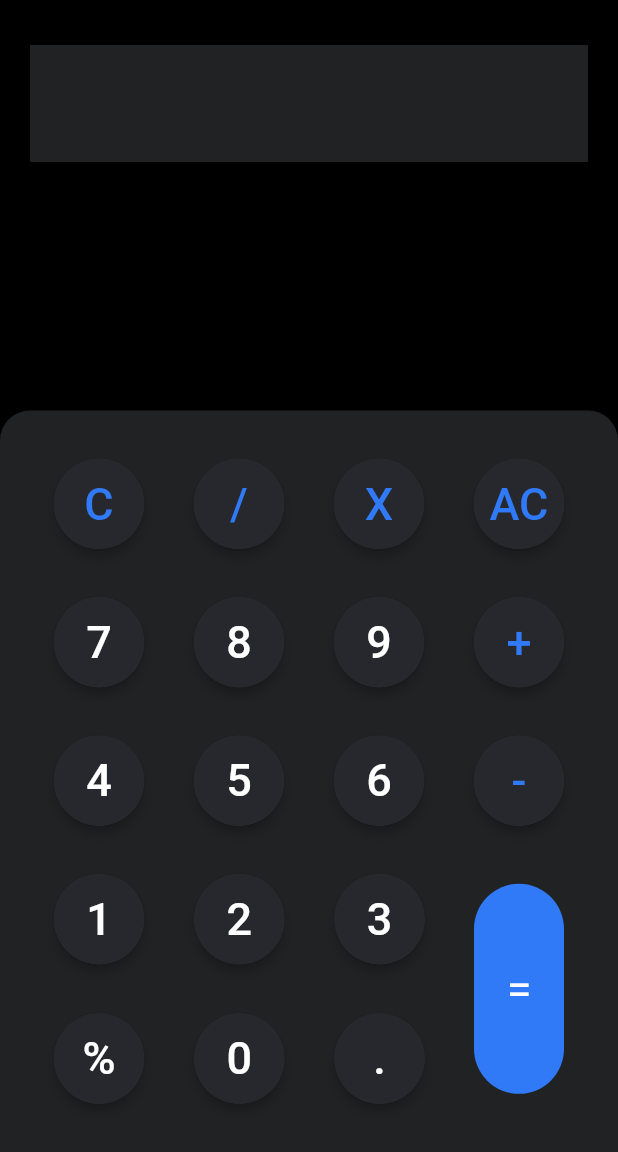
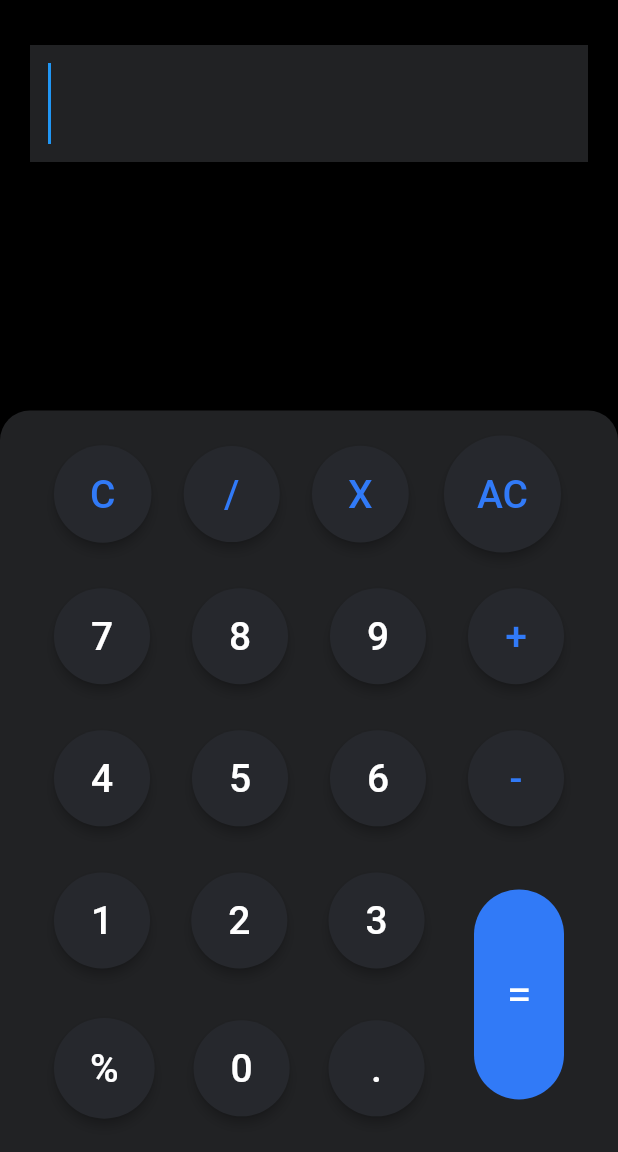
Before and after one commit to oyegolu/quiculator, a Flutter app: the screen it shows after launch, on a phone screen of 412 x 824 dp, the part 84-1236 px from its top. Run offline on Flutter 3.47's test engine with Material 2 defaults, Android fonts, the light colour scheme and no system bars; missing offline and left inert: function_tree.

Commit message:
all the logic and button functioning done

```diff
--- a/lib/main.dart
+++ b/lib/main.dart
@@ -1,4 +1,6 @@
 import 'package:flutter/material.dart';
+import 'package:provider/provider.dart';
+import 'package:quiculator/provider/cal_provider.dart';
 import 'package:quiculator/screens/home_screen.dart';
 
 void main() {
@@ -11,10 +13,13 @@ class Quiculator extends StatelessWidget {
 
   @override
   Widget build(BuildContext context) {
-    return MaterialApp(
-      debugShowCheckedModeBanner: false,
-      home: HomeScreen(),
-      theme: ThemeData.dark(),
+    return ChangeNotifierProvider(
+      create: (context) => CalculatorProvider(),
+      child: MaterialApp(
+        debugShowCheckedModeBanner: false,
+        home: const HomeScreen(),
+        theme: ThemeData.dark(),
+      ),
     );
   }
 }
--- a/lib/screens/home_screen.dart
+++ b/lib/screens/home_screen.dart
@@ -1,5 +1,7 @@
 import 'package:flutter/material.dart';
+import 'package:provider/provider.dart';
 import 'package:quiculator/constants/colors.dart';
+import 'package:quiculator/provider/cal_provider.dart';
 import 'package:quiculator/screens/widgets_data.dart';
 import '../widgets/TextFeild.dart';
 import '../widgets/cal_button.dart';
@@ -11,8 +13,17 @@ class HomeScreen extends StatelessWidget {
   Widget build(BuildContext context) {
     double screenHeight = MediaQuery.sizeOf(context).height;
     double screenWidth = MediaQuery.sizeOf(context).width;
+    const boxDecoratnion = BoxDecoration(
+      color: appColors.primaryColor,
+      borderRadius: BorderRadius.vertical(top: Radius.circular(20.0)),
+    );
 
-    return Scaffold(
+    return
+      // Consumer<CalculatorProvider>(
+      // // why we r using consumer widget so to - kill the pain of getter and setter
+      // builder: (context,provider,_) {
+      //   return
+          Scaffold(
           backgroundColor: appColors.backGroundColor,
           appBar: AppBar(
             centerTitle: true,
@@ -22,15 +33,12 @@ class HomeScreen extends StatelessWidget {
           ),
           body: Column(
             children: [
-          const CstmTextFeild(),
+              CustomTextField(controller: Provider.of<CalculatorProvider>(context).computationController ),
               const Spacer(),
               Container(
                 height: screenHeight * 0.6,
                 width: double.infinity,
-              decoration: const BoxDecoration(
-                color: appColors.primaryColor,
-                borderRadius: BorderRadius.vertical(top: Radius.circular(20.0)),
-              ),
+                decoration: boxDecoratnion,
                 child: Padding(
                   padding: const EdgeInsets.symmetric(horizontal: 36.0),
                   child: Column(
@@ -57,17 +65,15 @@ class HomeScreen extends StatelessWidget {
                             child: Column(
                               children: [
                                 Row(
-                                mainAxisAlignment:
-                                    MainAxisAlignment.spaceBetween,
+                                  mainAxisAlignment: MainAxisAlignment.spaceBetween,
                                   children: List.generate(
                                       3, (index) => buttonList[index + 12]),
                                 ),
                                 SizedBox(
-                                height: screenHeight * 0.04,
+                                  height: screenHeight * 0.025,
                                 ),
                                 Row(
-                                mainAxisAlignment:
-                                    MainAxisAlignment.spaceBetween,
+                                  mainAxisAlignment: MainAxisAlignment.spaceBetween,
                                   children: List.generate(
                                       3, (index) => buttonList[index + 15]),
                                 )
@@ -80,9 +86,12 @@ class HomeScreen extends StatelessWidget {
                       ),
                     ],
                   ),
-              ))
+                ),
+              )
             ],
           ),
         );
+      // }
+    // );
   }
 }
--- a/lib/widgets/TextFeild.dart
+++ b/lib/widgets/TextFeild.dart
@@ -1,24 +1,29 @@
 import 'package:flutter/material.dart';
 import 'package:quiculator/constants/colors.dart';
 
-class CstmTextFeild extends StatelessWidget {
-  const CstmTextFeild({
-    super.key,
-  });
+class CustomTextField extends StatelessWidget {
+  final TextEditingController controller;
+
+  const CustomTextField({super.key, required this.controller});
 
   @override
   Widget build(BuildContext context) {
-    return const Padding(
-      padding: EdgeInsets.symmetric(vertical: 30.0, horizontal: 20.0),
+    return Padding(
+      padding: const EdgeInsets.symmetric(vertical: 30.0, horizontal: 20.0),
       child: Material(
         elevation: 3.0,
         child: TextField(
-          style: TextStyle(fontSize: 46),
-          decoration: InputDecoration(
+          minLines: 1,
+          maxLines: 3,
+          autofocus: true,
+          controller: controller,
+          style: const TextStyle(fontSize: 46,letterSpacing: 6),
+          decoration: const InputDecoration(
               fillColor: appColors.primaryColor,
               filled: true,
               border: InputBorder.none),
-          readOnly: true, // to recover cursor by readonly use showCursor
+          readOnly: true,
+          // to recover cursor by readonly use showCursor
           showCursor: true,
         ),
       ),
--- a/lib/widgets/button1.dart
+++ b/lib/widgets/button1.dart
@@ -1,5 +1,7 @@
 import 'package:flutter/material.dart';
+import 'package:provider/provider.dart';
 import 'package:quiculator/constants/colors.dart';
+import 'package:quiculator/provider/cal_provider.dart';
 
 class Button1 extends StatelessWidget {
   final String buttonText;
@@ -10,24 +12,20 @@ class Button1 extends StatelessWidget {
 
   @override
   Widget build(BuildContext context) {
-    return InkWell(
-      onTap: () {
-        //TODO: give the tap option for button 1
-      },
-      child: Material(
+    return ElevatedButton(
+      onPressed: () => Provider.of<CalculatorProvider>(context, listen: false)
+          .setValue(buttonText),
+      style: ElevatedButton.styleFrom(
+        shape: const CircleBorder(),
+        padding: const EdgeInsets.all(24),
+        backgroundColor: appColors.secondary2Color,
         elevation: 3.0,
-        borderRadius: BorderRadius.circular(30.0),
-        child:  CircleAvatar(
-          backgroundColor: appColors.secondary2Color,
-          radius: 30.0,
-          child: Text(
-            buttonText,
-            style:  TextStyle(
-                fontSize: 30.0,
-                color: buttonColor,
-                fontWeight: FontWeight.w500),
-          ),
-        ),),
+      ),
+      child: Text(
+        buttonText,
+        style: TextStyle(
+            fontSize: 26.0, color: buttonColor, fontWeight: FontWeight.w500),
+      ),
     );
   }
 }
--- a/lib/widgets/cal_button.dart
+++ b/lib/widgets/cal_button.dart
@@ -1,5 +1,7 @@
 import 'package:flutter/material.dart';
+import 'package:provider/provider.dart';
 import'package:quiculator/constants/colors.dart';
+import 'package:quiculator/provider/cal_provider.dart';
 
 class Button2 extends StatelessWidget {
   const Button2({
@@ -10,7 +12,9 @@ class Button2 extends StatelessWidget {
   Widget build(BuildContext context) {
     return InkWell(
       onTap: () {
-        //todo: make the tap option for cal button
+        // rem we use listen fals for the setter and the functions
+        // true for getters (getting the value)
+        Provider.of<CalculatorProvider>(context,listen: false).setValue('=');
       },
       child: Container(
         decoration: BoxDecoration(
--- a/pubspec.yaml
+++ b/pubspec.yaml
@@ -35,6 +35,8 @@ dependencies:
   # The following adds the Cupertino Icons font to your application.
   # Use with the CupertinoIcons class for iOS style icons.
   cupertino_icons: ^1.0.2
+  provider: ^6.0.5
+  function_tree: ^0.9.0
 
 dev_dependencies:
   flutter_test:
```
Also changed, not shown: lib/provider/cal_provider.dart (added, +42 -0 lines), pubspec.lock. Lines whose indentation alone changed are shown as unchanged.
